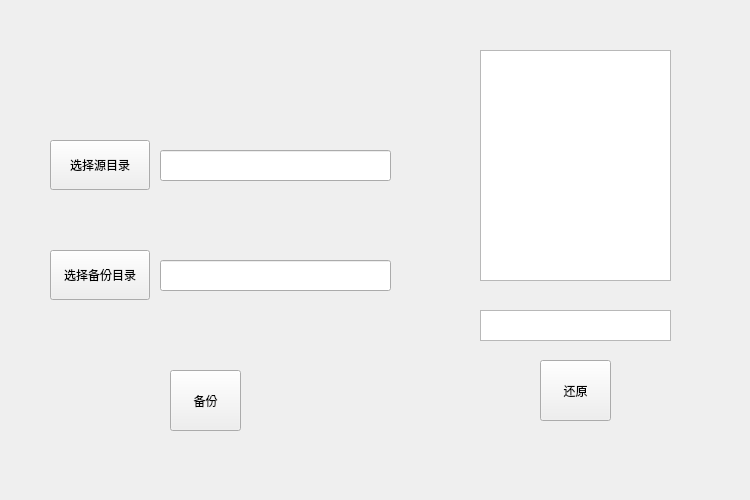
This is NMS_save_backups/menu.ui in Xavier-Su/File_backup as Qt 5 draws it before an edit. The edited form follows.
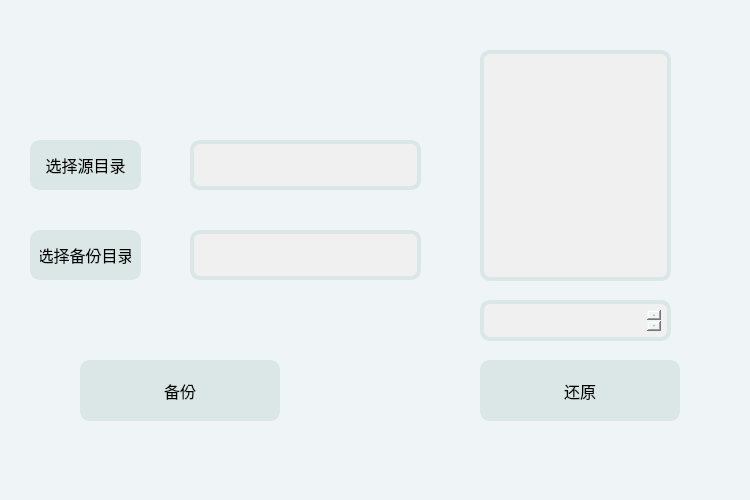
This is the edited form. Icons and pictures are not drawn.

```diff
--- a/NMS_save_backups/menu.ui
+++ b/NMS_save_backups/menu.ui
@@ -14,7 +14,67 @@
    <string>menu</string>
   </property>
   <property name="styleSheet">
-   <string notr="true">#menu{border-image:url(:/images/resource/bg.jpg)}</string>
+   <string notr="true">/*#menu{background-color:rgb(109,132,45);}
+QWidget 
+{ 
+border-image: url(:/images/resource/bg.jpg);}*/
+QWidget{
+    background-color: rgb(239, 245, 247); /*???*/
+    color: black;  /*????*/
+}
+
+QPushButton
+{
+    background-color:rgba(218, 231, 230, 1);/*???*/
+    border-style:solid;/*???? solid?? none??? inset/outset 3D??*/
+    border-width:4px; /*??????*/
+    border-radius:10px;/*????????*/
+    border-color:rgba(218, 231, 230, 1);/*????*/
+    font-size:12pt;/*?? ????*/
+    color: black;/*????*/
+    padding:6px; /*??*/
+}
+
+QPushButton:hover
+{
+  background-color:rgba(198,198,190);/*???*/
+    border-color:rgba(205,205,205);/*????*/
+    color: black;/*????*/
+}
+QLineEdit
+{
+    background-color:rgb(240,240,240);/*???*/
+    border-style:solid;/*???? solid?? none??? inset/outset 3D??*/
+    border-width:4px; /*??????*/
+    border-radius:10px;/*????????*/
+    border-color:rgba(218, 231, 230, 1);/*????*/
+    font-size:12pt;/*?? ????*/
+    color: black;/*????*/
+    padding:6px;/*??*/
+}
+
+QListWidget
+{
+    background-color:rgb(240,240,240);/*???*/
+    border-style:solid;/*???? solid?? none??? inset/outset 3D??*/
+    border-width:4px; /*??????*/
+    border-radius:10px;/*????????*/
+    border-color:rgba(218, 231, 230, 1);/*????*/
+    font-size:10pt;/*?? ????*/
+    color: black;/*????*/
+    padding:6px;/*??*/
+}
+
+QTextEdit {
+    background-color:rgb(240,240,240);/*???*/
+    border-style:solid;/*???? solid?? none??? inset/outset 3D??*/
+    border-width:4px; /*??????*/
+    border-radius:10px;/*????????*/
+    border-color:rgba(218, 231, 230, 1);/*????*/
+    font-size:10pt;/*?? ????*/
+    color: black;/*????*/
+    padding:6px; /*??*/
+}</string>
   </property>
   <widget class="QPushButton" name="open">
    <property name="enabled">
@@ -22,9 +82,9 @@
    </property>
    <property name="geometry">
     <rect>
-     <x>50</x>
+     <x>30</x>
      <y>140</y>
-     <width>100</width>
+     <width>111</width>
      <height>50</height>
     </rect>
    </property>
@@ -38,19 +98,19 @@
   <widget class="QLineEdit" name="lineEdit">
    <property name="geometry">
     <rect>
-     <x>160</x>
-     <y>150</y>
+     <x>190</x>
+     <y>140</y>
      <width>231</width>
-     <height>31</height>
+     <height>50</height>
     </rect>
    </property>
   </widget>
   <widget class="QPushButton" name="open_after">
    <property name="geometry">
     <rect>
-     <x>50</x>
-     <y>250</y>
-     <width>100</width>
+     <x>30</x>
+     <y>230</y>
+     <width>111</width>
      <height>50</height>
     </rect>
    </property>
@@ -61,19 +121,19 @@
   <widget class="QLineEdit" name="lineEdit_2">
    <property name="geometry">
     <rect>
-     <x>160</x>
-     <y>260</y>
+     <x>190</x>
+     <y>230</y>
      <width>231</width>
-     <height>31</height>
+     <height>50</height>
     </rect>
    </property>
   </widget>
   <widget class="QPushButton" name="backup">
    <property name="geometry">
     <rect>
-     <x>170</x>
-     <y>370</y>
-     <width>71</width>
+     <x>80</x>
+     <y>360</y>
+     <width>200</width>
      <height>61</height>
     </rect>
    </property>
@@ -84,9 +144,9 @@
   <widget class="QPushButton" name="recovery">
    <property name="geometry">
     <rect>
-     <x>540</x>
+     <x>480</x>
      <y>360</y>
-     <width>71</width>
+     <width>200</width>
      <height>61</height>
     </rect>
    </property>
@@ -103,14 +163,17 @@
      <height>231</height>
     </rect>
    </property>
+   <property name="styleSheet">
+    <string notr="true"/>
+   </property>
   </widget>
   <widget class="QTextEdit" name="textEdit">
    <property name="geometry">
     <rect>
      <x>480</x>
-     <y>310</y>
+     <y>300</y>
      <width>191</width>
-     <height>31</height>
+     <height>41</height>
     </rect>
    </property>
   </widget>
```
